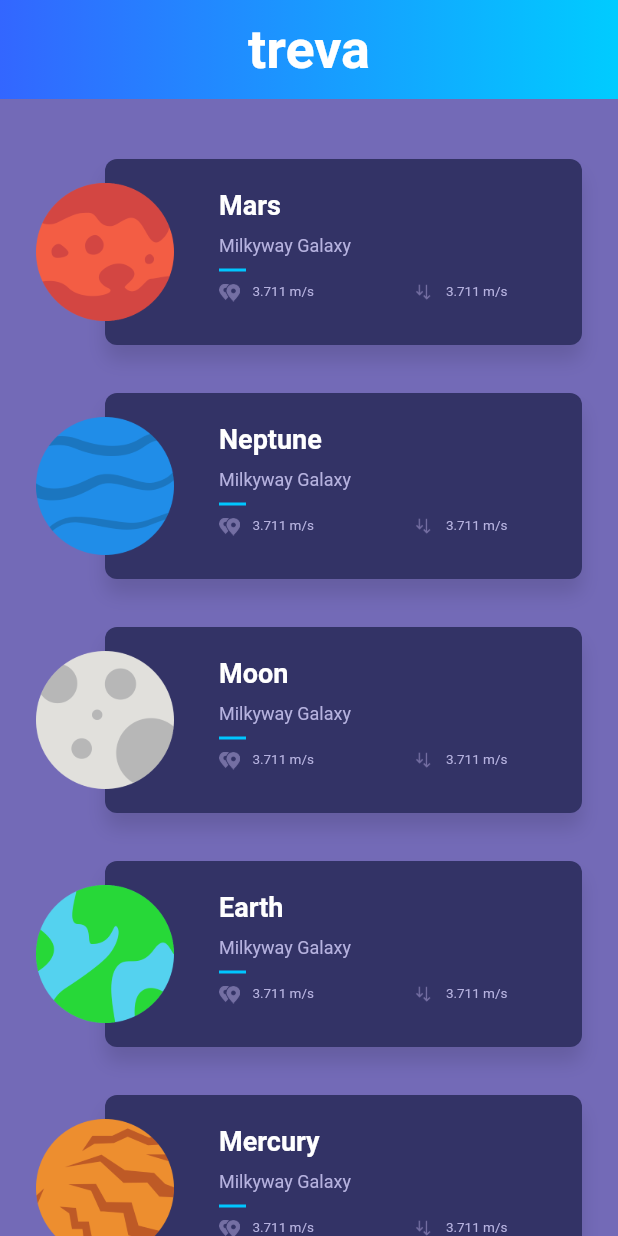
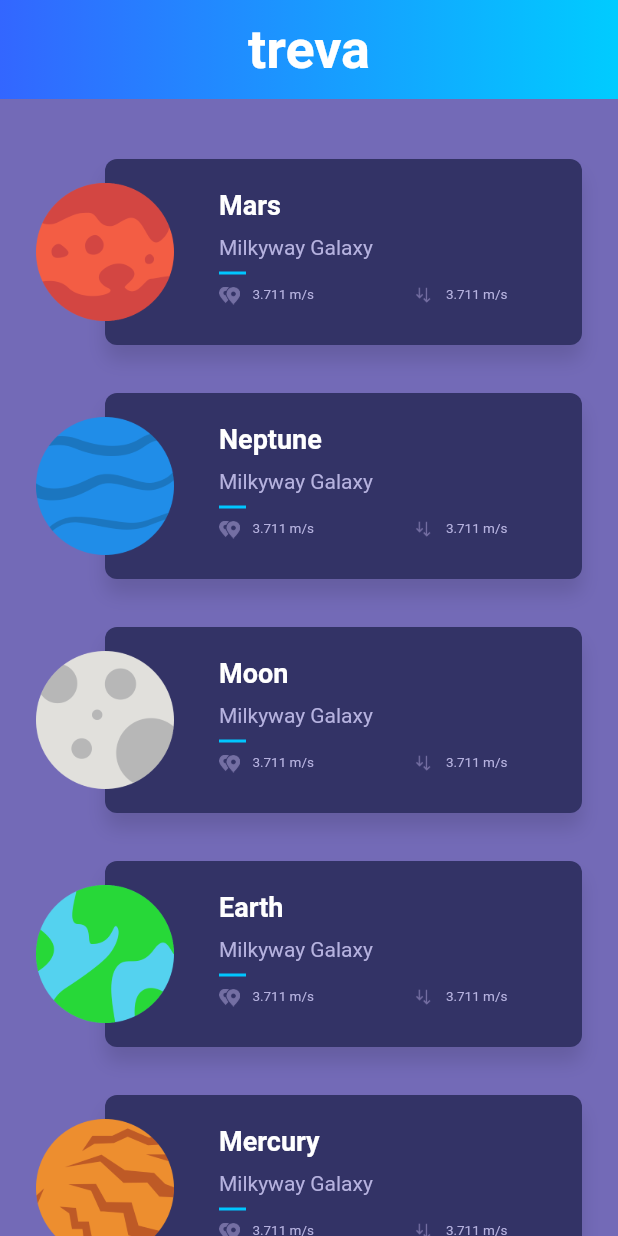
Before and after one commit to briltec/flutter_Planets_tutorial, a Flutter app: the screen it shows after launch, on a phone screen of 412 x 824 dp. Run offline on Flutter 3.47's test engine with Material 2 defaults, Android fonts, the phone set to English and light mode, and no system bars.

Commit message:
Tidied up and... DONE!

```diff
--- a/lib/model/planets.dart
+++ b/lib/model/planets.dart
@@ -19,7 +19,7 @@ List<Planet> planets = [
     location: "Milkyway Galaxy",
     distance: "54.6m Km",
     gravity: "3.711 m/s ",
-    description: "Lorem ipsum...",
+    description: "Mars is the fourth planet from the Sun and the second-smallest planet in the Solar System after Mercury. In English, Mars carries a name of the Roman god of war, and is often referred to as the 'Red Planet' because the reddish iron oxide prevalent on its surface gives it a reddish appearance that is distinctive among the astronomical bodies visible to the naked eye. Mars is a terrestrial planet with a thin atmosphere, having surface features reminiscent both of the impact craters of the Moon and the valleys, deserts, and polar ice caps of Earth.",
     image: "assets/img/mars.png",
     picture: "https://www.nasa.gov/sites/default/files/thumbnails/image/pia21723-16.jpg"
   ),
@@ -29,7 +29,7 @@ List<Planet> planets = [
     location: "Milkyway Galaxy",
     distance: "54.6m Km",
     gravity: "3.711 m/s ",
-    description: "Lorem ipsum...",
+    description: "Neptune is the eighth and farthest known planet from the Sun in the Solar System. In the Solar System, it is the fourth-largest planet by diameter, the third-most-massive planet, and the densest giant planet. Neptune is 17 times the mass of Earth and is slightly more massive than its near-twin Uranus, which is 15 times the mass of Earth and slightly larger than Neptune. Neptune orbits the Sun once every 164.8 years at an average distance of 30.1 astronomical units (4.50×109 km). It is named after the Roman god of the sea and has the astronomical symbol ♆, a stylised version of the god Neptune's trident",
     image: "assets/img/neptune.png",
     picture: "https://www.nasa.gov/sites/default/files/styles/full_width_feature/public/images/110411main_Voyager2_280_yshires.jpg"
   ),
@@ -39,7 +39,7 @@ List<Planet> planets = [
     location: "Milkyway Galaxy",
     distance: "54.6m Km",
     gravity: "3.711 m/s ",
-    description: "Lorem ipsum...",
+    description: "The Moon is an astronomical body that orbits planet Earth, being Earth's only permanent natural satellite. It is the fifth-largest natural satellite in the Solar System, and the largest among planetary satellites relative to the size of the planet that it orbits (its primary). Following Jupiter's satellite Io, the Moon is second-densest satellite among those whose densities are known.",
     image: "assets/img/moon.png",
     picture: "https://farm5.staticflickr.com/4086/5052125139_43c31b7012.jpg"
   ),
@@ -49,7 +49,7 @@ List<Planet> planets = [
     location: "Milkyway Galaxy",
     distance: "54.6m Km",
     gravity: "3.711 m/s ",
-    description: "Lorem ipsum...",
+    description: "Earth is the third planet from the Sun and the only object in the Universe known to harbor life. According to radiometric dating and other sources of evidence, Earth formed over 4 billion years ago. Earth's gravity interacts with other objects in space, especially the Sun and the Moon, Earth's only natural satellite. Earth revolves around the Sun in 365.26 days, a period known as an Earth year. During this time, Earth rotates about its axis about 366.26 times.",
     image: "assets/img/earth.png",
     picture: "https://www.nasa.gov/sites/default/files/styles/full_width_feature/public/thumbnails/image/iss042e340851_1.jpg"
   ),
@@ -59,7 +59,7 @@ List<Planet> planets = [
     location: "Milkyway Galaxy",
     distance: "54.6m Km",
     gravity: "3.711 m/s ",
-    description: "Lorem ipsum...",
+    description: "Mercury is the smallest and innermost planet in the Solar System. Its orbital period around the Sun of 88 days is the shortest of all the planets in the Solar System. It is named after the Roman deity Mercury, the messenger to the gods.",
     image: "assets/img/mercury.png",
     picture: "https://c1.staticflickr.com/9/8105/8497927473_2845ae671e_b.jpg"
   ),
--- a/lib/ui/common/plannet_summary.dart
+++ b/lib/ui/common/plannet_summary.dart
@@ -1,5 +1,6 @@
 import 'package:flutter/material.dart';
 import 'package:flutter_planets_tutorial/model/planets.dart';
+import 'package:flutter_planets_tutorial/ui/common/separator.dart';
 import 'package:flutter_planets_tutorial/ui/detail/detail_page.dart';
 import 'package:flutter_planets_tutorial/ui/text_style.dart';
 
@@ -40,7 +41,7 @@ class PlanetSummary extends StatelessWidget {
           children: <Widget>[
             new Image.asset(image, height: 12.0),
             new Container(width: 8.0),
-            new Text(planet.gravity, style: Style.regularTextStyle),
+            new Text(planet.gravity, style: Style.smallTextStyle),
           ]
         ),
       );
@@ -54,15 +55,10 @@ class PlanetSummary extends StatelessWidget {
         crossAxisAlignment: horizontal ? CrossAxisAlignment.start : CrossAxisAlignment.center,
         children: <Widget>[
           new Container(height: 4.0),
-          new Text(planet.name, style: Style.headerTextStyle),
+          new Text(planet.name, style: Style.titleTextStyle),
           new Container(height: 10.0),
-          new Text(planet.location, style: Style.subHeaderTextStyle),
-          new Container(
-            margin: new EdgeInsets.symmetric(vertical: 8.0),
-            height: 2.0,
-            width: 18.0,
-            color: new Color(0xff00c6ff)
-          ),
+          new Text(planet.location, style: Style.commonTextStyle),
+          new Separator(),
           new Row(
             mainAxisAlignment: MainAxisAlignment.center,
             children: <Widget>[
--- /dev/null
+++ b/lib/ui/common/separator.dart
@@ -0,0 +1,13 @@
+import 'package:flutter/material.dart';
+
+class Separator extends StatelessWidget {
+  @override
+  Widget build(BuildContext context) {
+    return new Container(
+        margin: new EdgeInsets.symmetric(vertical: 8.0),
+        height: 2.0,
+        width: 18.0,
+        color: new Color(0xff00c6ff)
+    );
+  }
+}
--- a/lib/ui/text_style.dart
+++ b/lib/ui/text_style.dart
@@ -4,17 +4,22 @@ class Style {
   static final baseTextStyle = const TextStyle(
     fontFamily: 'Poppins'
   );
-  static final regularTextStyle = baseTextStyle.copyWith(
-    color: const Color(0xffb6b2df),
+  static final smallTextStyle = commonTextStyle.copyWith(
     fontSize: 9.0,
-    fontWeight: FontWeight.w400
   );
-  static final subHeaderTextStyle = regularTextStyle.copyWith(
-    fontSize: 12.0
+  static final commonTextStyle = baseTextStyle.copyWith(
+      color: const Color(0xffb6b2df),
+    fontSize: 14.0,
+      fontWeight: FontWeight.w400
   );
-  static final headerTextStyle = baseTextStyle.copyWith(
+  static final titleTextStyle = baseTextStyle.copyWith(
     color: Colors.white,
     fontSize: 18.0,
     fontWeight: FontWeight.w600
   );
+  static final headerTextStyle = baseTextStyle.copyWith(
+    color: Colors.white,
+    fontSize: 20.0,
+    fontWeight: FontWeight.w400
+  );
 }
```
Also changed, not shown: lib/ui/detail/detail_page.dart (+47 -9 lines).
